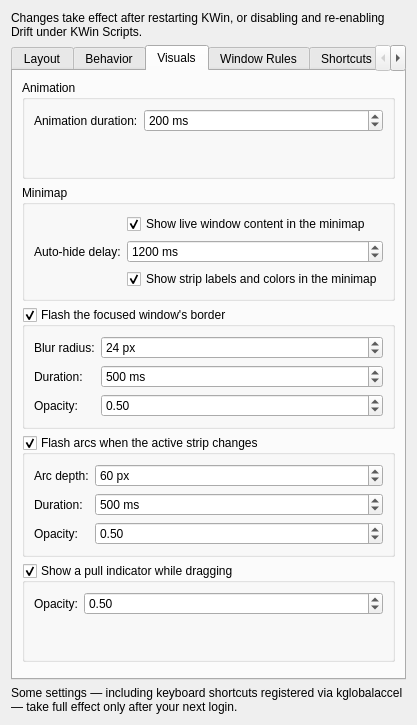
epicodic/drift, file drift/ui/config.ui: the form before one commit.
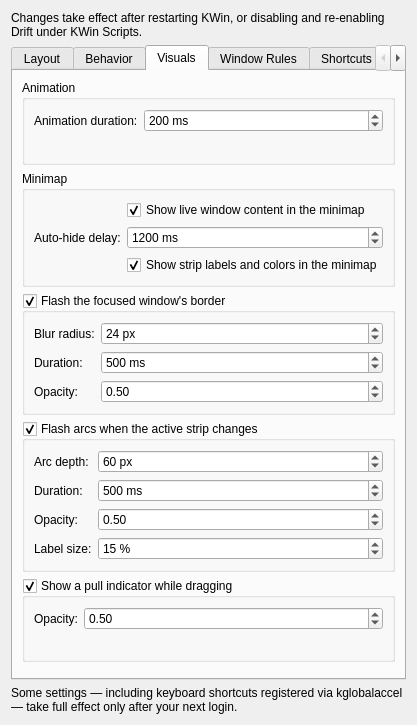
The form after the commit. The open tabs and pages were chosen to show the change.

What changed in the file:
```diff
--- a/drift/ui/config.ui
+++ b/drift/ui/config.ui
@@ -883,6 +883,32 @@
                                                 </property>
                                             </widget>
                                         </item>
+                                        <item row="3" column="0">
+                                            <widget class="QLabel" name="label_stripOsdLabelSizePercent">
+                                                <property name="text">
+                                                    <string>Label size:</string>
+                                                </property>
+                                            </widget>
+                                        </item>
+                                        <item row="3" column="1">
+                                            <widget class="QSpinBox" name="kcfg_stripOsdLabelSizePercent">
+                                                <property name="toolTip">
+                                                    <string>Height of the strip-change OSD's digit/letter, in percent of the screen height</string>
+                                                </property>
+                                                <property name="suffix">
+                                                    <string> %</string>
+                                                </property>
+                                                <property name="minimum">
+                                                    <number>1</number>
+                                                </property>
+                                                <property name="maximum">
+                                                    <number>100</number>
+                                                </property>
+                                                <property name="value">
+                                                    <number>15</number>
+                                                </property>
+                                            </widget>
+                                        </item>
                                     </layout>
                                 </widget>
                             </item>
```
